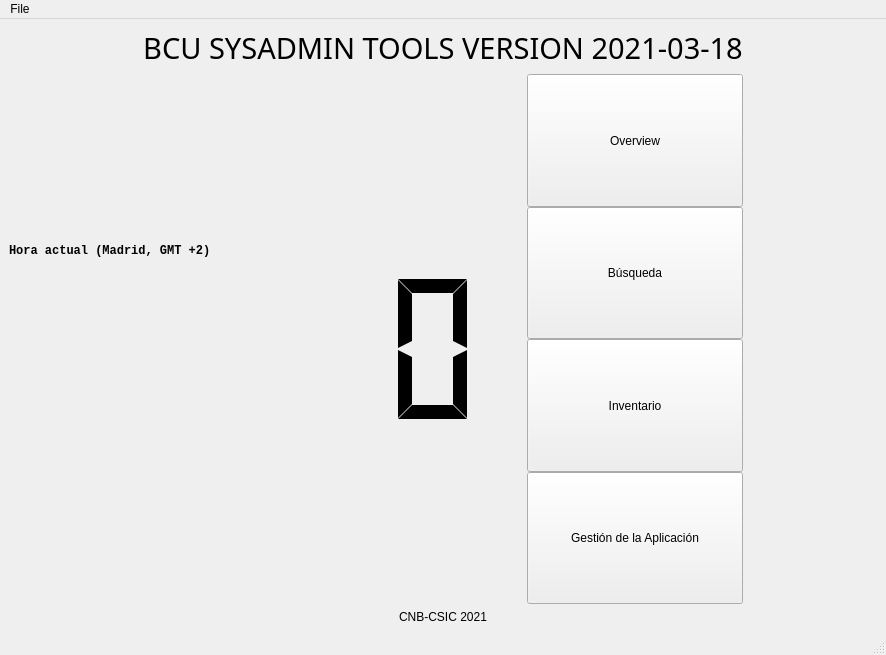
This is mainwindow.ui in Ratolon/bcutoolkit as Qt 5 draws it before an edit. The edited form follows.
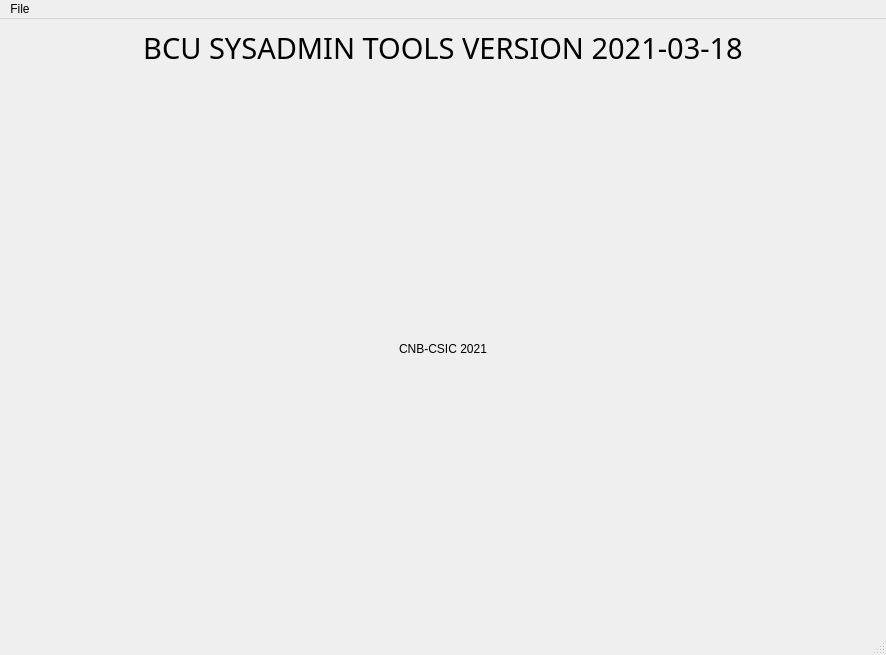
This is the edited form. Icons and pictures are not drawn. Custom widgets are drawn as their Qt base class.

Commit message: Refactored main content as a separate widget. Added widget loading basic functionality

```diff
--- a/mainwindow.ui
+++ b/mainwindow.ui
@@ -75,280 +75,7 @@
      </widget>
     </item>
     <item>
-     <layout class="QHBoxLayout" name="horizontalLayout_mainContainer">
-      <item>
-       <layout class="QVBoxLayout" name="verticalLayout_clock">
-        <item>
-         <spacer name="verticalSpacer_2">
-          <property name="orientation">
-           <enum>Qt::Vertical</enum>
-          </property>
-          <property name="sizeType">
-           <enum>QSizePolicy::MinimumExpanding</enum>
-          </property>
-          <property name="sizeHint" stdset="0">
-           <size>
-            <width>20</width>
-            <height>40</height>
-           </size>
-          </property>
-         </spacer>
-        </item>
-        <item>
-         <widget class="QLabel" name="label">
-          <property name="sizePolicy">
-           <sizepolicy hsizetype="Maximum" vsizetype="Preferred">
-            <horstretch>0</horstretch>
-            <verstretch>0</verstretch>
-           </sizepolicy>
-          </property>
-          <property name="minimumSize">
-           <size>
-            <width>256</width>
-            <height>0</height>
-           </size>
-          </property>
-          <property name="font">
-           <font>
-            <family>Monospace</family>
-            <weight>75</weight>
-            <bold>true</bold>
-            <underline>false</underline>
-           </font>
-          </property>
-          <property name="text">
-           <string>Hora actual (Madrid, GMT +2)</string>
-          </property>
-         </widget>
-        </item>
-        <item>
-         <widget class="DigitalClock" name="lcdNumber">
-          <property name="sizePolicy">
-           <sizepolicy hsizetype="Maximum" vsizetype="MinimumExpanding">
-            <horstretch>0</horstretch>
-            <verstretch>0</verstretch>
-           </sizepolicy>
-          </property>
-          <property name="minimumSize">
-           <size>
-            <width>512</width>
-            <height>0</height>
-           </size>
-          </property>
-          <property name="frameShape">
-           <enum>QFrame::NoFrame</enum>
-          </property>
-          <property name="frameShadow">
-           <enum>QFrame::Plain</enum>
-          </property>
-          <property name="segmentStyle">
-           <enum>QLCDNumber::Flat</enum>
-          </property>
-         </widget>
-        </item>
-        <item>
-         <spacer name="verticalSpacer">
-          <property name="orientation">
-           <enum>Qt::Vertical</enum>
-          </property>
-          <property name="sizeHint" stdset="0">
-           <size>
-            <width>20</width>
-            <height>40</height>
-           </size>
-          </property>
-         </spacer>
-        </item>
-       </layout>
-      </item>
-      <item>
-       <layout class="QVBoxLayout" name="verticalLayout_sections">
-        <item>
-         <layout class="QGridLayout" name="gridLayout">
-          <property name="verticalSpacing">
-           <number>0</number>
-          </property>
-          <item row="4" column="0">
-           <widget class="QPushButton" name="pushButton_inventory">
-            <property name="sizePolicy">
-             <sizepolicy hsizetype="Minimum" vsizetype="MinimumExpanding">
-              <horstretch>0</horstretch>
-              <verstretch>0</verstretch>
-             </sizepolicy>
-            </property>
-            <property name="text">
-             <string>Inventario</string>
-            </property>
-           </widget>
-          </item>
-          <item row="4" column="1">
-           <widget class="QLabel" name="label_4">
-            <property name="sizePolicy">
-             <sizepolicy hsizetype="Fixed" vsizetype="Fixed">
-              <horstretch>0</horstretch>
-              <verstretch>0</verstretch>
-             </sizepolicy>
-            </property>
-            <property name="minimumSize">
-             <size>
-              <width>128</width>
-              <height>128</height>
-             </size>
-            </property>
-            <property name="text">
-             <string/>
-            </property>
-            <property name="pixmap">
-             <pixmap resource="icons.qrc">:/icons/gres/warehouse-256.png</pixmap>
-            </property>
-            <property name="scaledContents">
-             <bool>true</bool>
-            </property>
-            <property name="alignment">
-             <set>Qt::AlignCenter</set>
-            </property>
-            <property name="margin">
-             <number>4</number>
-            </property>
-           </widget>
-          </item>
-          <item row="0" column="0">
-           <widget class="QPushButton" name="pushButton_overview">
-            <property name="sizePolicy">
-             <sizepolicy hsizetype="Expanding" vsizetype="MinimumExpanding">
-              <horstretch>0</horstretch>
-              <verstretch>0</verstretch>
-             </sizepolicy>
-            </property>
-            <property name="text">
-             <string>Overview</string>
-            </property>
-           </widget>
-          </item>
-          <item row="5" column="0">
-           <widget class="QPushButton" name="pushButton_config">
-            <property name="sizePolicy">
-             <sizepolicy hsizetype="Minimum" vsizetype="MinimumExpanding">
-              <horstretch>0</horstretch>
-              <verstretch>0</verstretch>
-             </sizepolicy>
-            </property>
-            <property name="text">
-             <string>Gestión de la Aplicación</string>
-            </property>
-           </widget>
-          </item>
-          <item row="2" column="1">
-           <widget class="QLabel" name="label_3">
-            <property name="sizePolicy">
-             <sizepolicy hsizetype="Fixed" vsizetype="Fixed">
-              <horstretch>0</horstretch>
-              <verstretch>0</verstretch>
-             </sizepolicy>
-            </property>
-            <property name="minimumSize">
-             <size>
-              <width>128</width>
-              <height>128</height>
-             </size>
-            </property>
-            <property name="text">
-             <string/>
-            </property>
-            <property name="pixmap">
-             <pixmap resource="icons.qrc">:/icons/gres/search-256.png</pixmap>
-            </property>
-            <property name="scaledContents">
-             <bool>true</bool>
-            </property>
-            <property name="alignment">
-             <set>Qt::AlignCenter</set>
-            </property>
-            <property name="margin">
-             <number>4</number>
-            </property>
-           </widget>
-          </item>
-          <item row="5" column="1">
-           <widget class="QLabel" name="label_5">
-            <property name="sizePolicy">
-             <sizepolicy hsizetype="Fixed" vsizetype="Fixed">
-              <horstretch>0</horstretch>
-              <verstretch>0</verstretch>
-             </sizepolicy>
-            </property>
-            <property name="minimumSize">
-             <size>
-              <width>128</width>
-              <height>128</height>
-             </size>
-            </property>
-            <property name="text">
-             <string/>
-            </property>
-            <property name="pixmap">
-             <pixmap resource="icons.qrc">:/icons/gres/gear-256.png</pixmap>
-            </property>
-            <property name="scaledContents">
-             <bool>true</bool>
-            </property>
-            <property name="alignment">
-             <set>Qt::AlignCenter</set>
-            </property>
-            <property name="margin">
-             <number>4</number>
-            </property>
-           </widget>
-          </item>
-          <item row="2" column="0">
-           <widget class="QPushButton" name="pushButton_find">
-            <property name="sizePolicy">
-             <sizepolicy hsizetype="Minimum" vsizetype="MinimumExpanding">
-              <horstretch>0</horstretch>
-              <verstretch>0</verstretch>
-             </sizepolicy>
-            </property>
-            <property name="text">
-             <string>Búsqueda</string>
-            </property>
-           </widget>
-          </item>
-          <item row="0" column="1">
-           <widget class="QLabel" name="label_2">
-            <property name="sizePolicy">
-             <sizepolicy hsizetype="Fixed" vsizetype="Fixed">
-              <horstretch>0</horstretch>
-              <verstretch>0</verstretch>
-             </sizepolicy>
-            </property>
-            <property name="minimumSize">
-             <size>
-              <width>128</width>
-              <height>128</height>
-             </size>
-            </property>
-            <property name="text">
-             <string notr="true"/>
-            </property>
-            <property name="pixmap">
-             <pixmap resource="icons.qrc">:/icons/gres/eye_256.ico</pixmap>
-            </property>
-            <property name="scaledContents">
-             <bool>true</bool>
-            </property>
-            <property name="alignment">
-             <set>Qt::AlignCenter</set>
-            </property>
-            <property name="margin">
-             <number>4</number>
-            </property>
-           </widget>
-          </item>
-         </layout>
-        </item>
-       </layout>
-      </item>
-     </layout>
+     <layout class="QHBoxLayout" name="contenedorPrincipal"/>
     </item>
     <item>
      <widget class="QLabel" name="label_copyright">
@@ -392,15 +119,6 @@
    </property>
   </action>
  </widget>
- <customwidgets>
-  <customwidget>
-   <class>DigitalClock</class>
-   <extends>QLCDNumber</extends>
-   <header>digitalclock.h</header>
-  </customwidget>
- </customwidgets>
- <resources>
-  <include location="icons.qrc"/>
- </resources>
+ <resources/>
  <connections/>
 </ui>
```
The commit also changes 6 other files.
